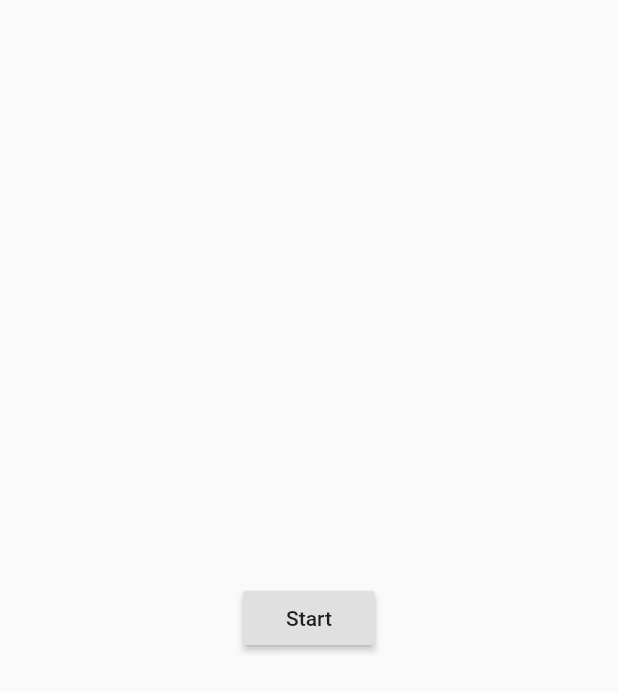
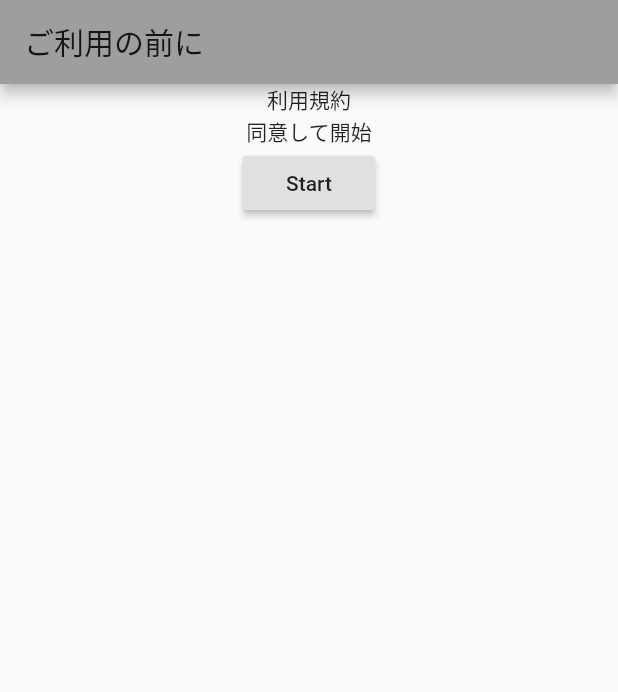
Before and after one commit to pistatium/tomorrow_do_flutter, a Flutter app: the screen it shows after launch, on a phone screen of 412 x 824 dp. Shown: the top 692 px of the screen. Run offline on Flutter 3.47's test engine with Material 2 defaults, Android fonts, the light colour scheme and no system bars; our stand-ins replace firebase_analytics, firebase_auth; accounts and stored records are empty.

Commit message:
Modify login page

```diff
--- a/tomorrow_do/lib/pages/login.dart
+++ b/tomorrow_do/lib/pages/login.dart
@@ -31,10 +31,14 @@ class _LoginPageState extends State<LoginPage> {
   }
 
   Widget _showBody() {
-    return Center(
-      child: Form(
-        child: _showStartButton(),
-      ),
+    return Column(
+      children: <Widget>[
+        Text('利用規約'),
+        Text('同意して開始'),
+        Form(
+          child: _showStartButton(),
+        ),
+      ],
     );
   }
 
@@ -59,6 +63,9 @@ class _LoginPageState extends State<LoginPage> {
   @override
   Widget build(BuildContext context) {
     return Scaffold(
+      appBar: AppBar(
+        title: Text('ご利用の前に')
+      ),
       body: _showBody(),
     );
   }
```
